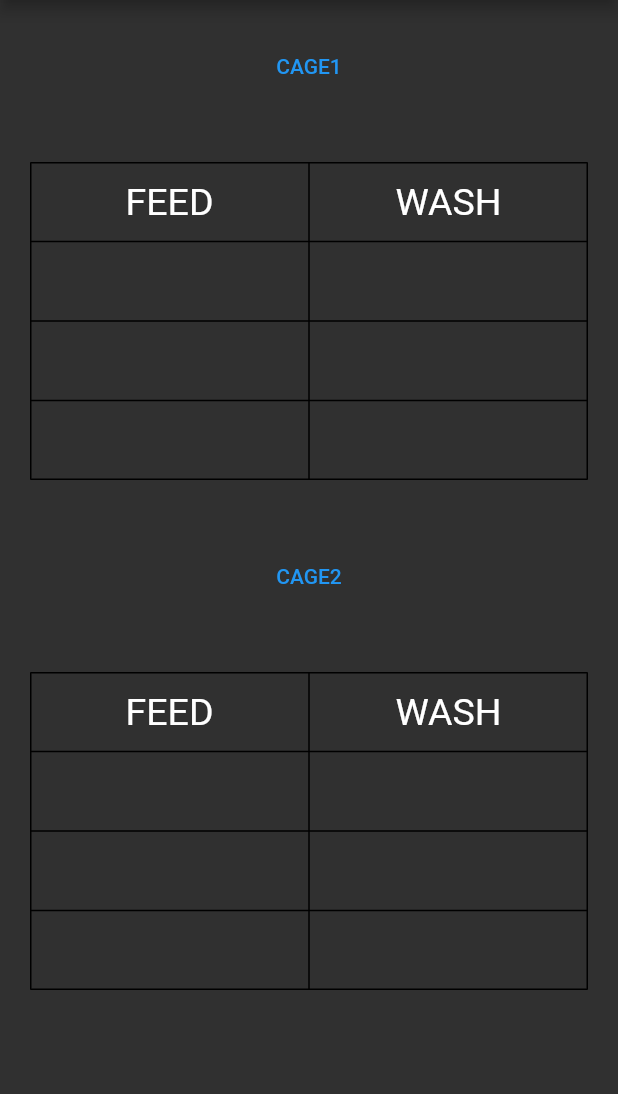
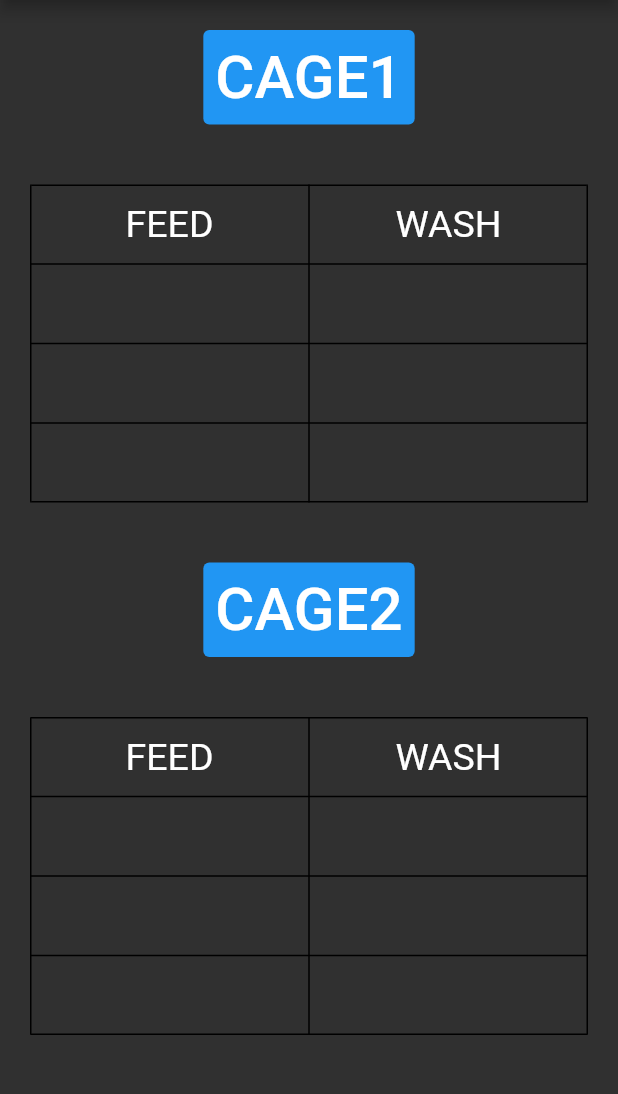
Before and after one commit to Chaaang/Thesis-mobileapp-final, a Flutter app: the ViewSched screen opened directly, on a phone screen of 412 x 824 dp, the part 84-1178 px from its top. Run offline on Flutter 3.47's test engine with Material 2 defaults, Android fonts, the phone set to English and light mode, and no system bars; our stand-ins replace firebase_core, firebase_database, percent_indicator; accounts and stored records are empty.

Commit message:
edited viewsched textbutton

```diff
--- a/pigs/lib/screens/viewsched.dart
+++ b/pigs/lib/screens/viewsched.dart
@@ -102,7 +102,7 @@ class _ViewSchedState extends State<ViewSched> {
           title: const Text("Schedule"),
         ),
         body: Column(children: [
-          SizedBox(
+          const SizedBox(
             height: 20,
           ),
           TextButton(
@@ -114,8 +114,15 @@ class _ViewSchedState extends State<ViewSched> {
                 getwash(i.toString());
               }
             },
-              child: Text("CAGE1")),
-          SizedBox(
+            child: const Text(
+              "CAGE1",
+              style: TextStyle(fontSize: 40, color: Colors.white),
+            ),
+            style: TextButton.styleFrom(
+              backgroundColor: Colors.blue,
+            ),
+          ),
+          const SizedBox(
             height: 20,
           ),
           Padding(
@@ -130,7 +137,7 @@ class _ViewSchedState extends State<ViewSched> {
               ],
             ),
           ),
-          SizedBox(
+          const SizedBox(
             height: 20,
           ),
           TextButton(
@@ -142,8 +149,15 @@ class _ViewSchedState extends State<ViewSched> {
                 getwash2(i.toString());
               }
             },
-              child: Text("CAGE2")),
-          SizedBox(
+            child: const Text(
+              "CAGE2",
+              style: TextStyle(fontSize: 40, color: Colors.white),
+            ),
+            style: TextButton.styleFrom(
+              backgroundColor: Colors.blue,
+            ),
+          ),
+          const SizedBox(
             height: 20,
           ),
           Padding(
```
Lines whose indentation alone changed are shown as unchanged.
